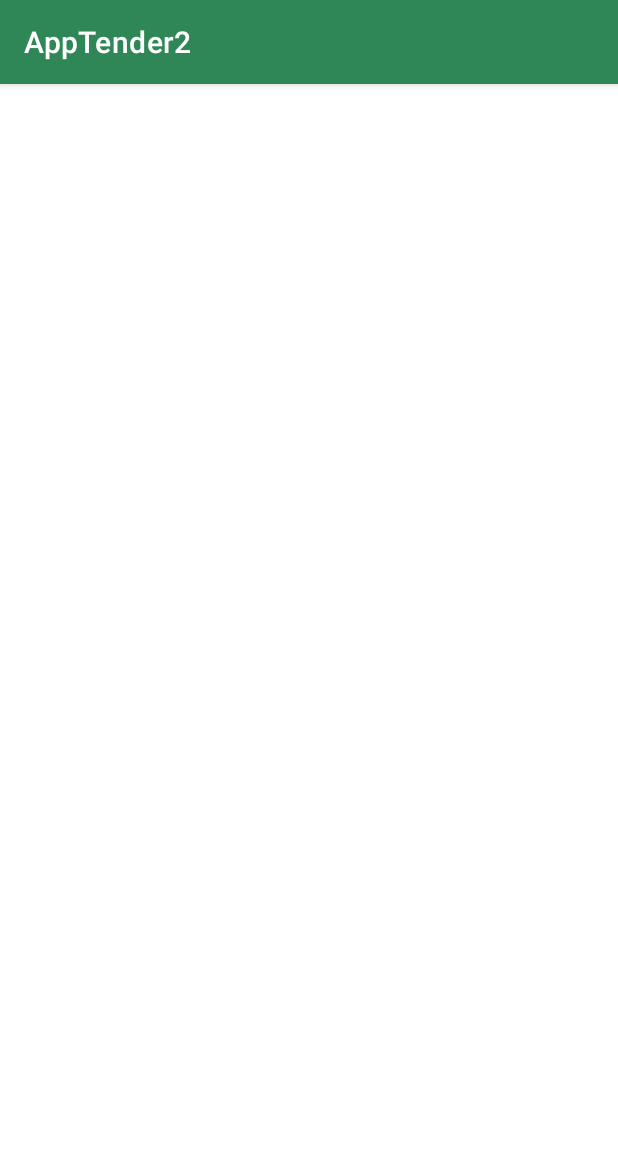
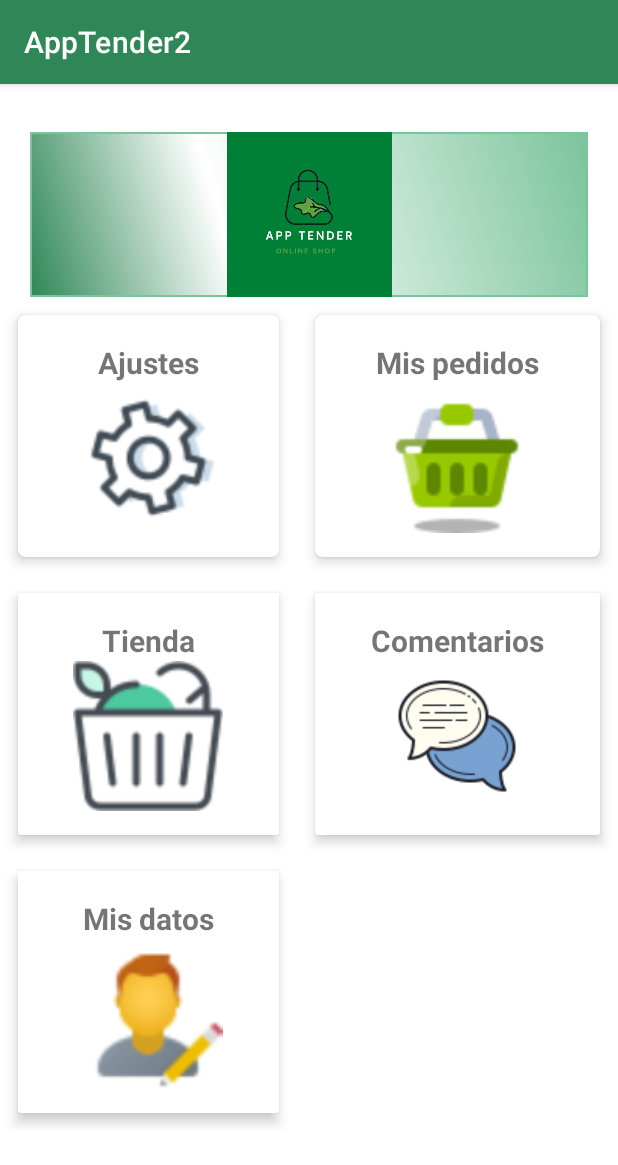
Before and after one commit to lauranh3/Apptender2-2, an Android app: the HomeActivity screen opened directly, with no data from a screen before it, on a phone screen of 412 x 824 dp. Shown: the top 1165 px of the screen. Run offline under Robolectric (Android 15) with nearby library versions, the phone set to English and light mode, and no system bars.

Commit message:
Navegación Completa

```diff
--- a/app/src/main/java/com/example/apptender2/view/ui/fragments/Home2Fragment.kt
+++ b/app/src/main/java/com/example/apptender2/view/ui/fragments/Home2Fragment.kt
@@ -10,6 +10,7 @@ import androidx.navigation.fragment.findNavController
 import com.example.apptender2.R
 
 class Home2Fragment : Fragment() {
+
     override fun onCreateView(
         inflater: LayoutInflater, container: ViewGroup?,
         savedInstanceState: Bundle?
@@ -19,10 +20,13 @@ class Home2Fragment : Fragment() {
         }
     override fun onViewCreated (view: View,savedInstanceState: Bundle?) {
         super.onViewCreated(view, savedInstanceState)
-        val cardTienda= view.findViewById<ImageView>(R.id.tienda)
-        cardTienda.setOnClickListener {
+
+        val cardLib= view.findViewById<ImageView>(R.id.cardTienda)
+        cardLib.setOnClickListener {
             findNavController().navigate(R.id.action_home2Fragment_to_homeFragment)
 
         }
+
+
     }
 }
--- a/app/src/main/res/layout/activity_home.xml
+++ b/app/src/main/res/layout/activity_home.xml
@@ -10,13 +10,13 @@
         android:id="@+id/nav_host_fragment"
         android:layout_width="0dp"
         android:layout_height="0dp"
-        android:name="androidx.navigation.fragment.NavHostFragment"
+        android:name = "androidx.navigation.fragment.NavHostFragment"
         app:layout_constraintLeft_toLeftOf="parent"
         app:layout_constraintRight_toRightOf="parent"
+        app:layout_constraintTop_toTopOf="parent"
         app:layout_constraintBottom_toBottomOf="parent"
-        app:defaultNavHost="true"
-        app:navGraph="@navigation/nav_grahn">
+        app:defaultNavHost ="true"
+        app:navGraph = "@navigation/nav_grahn">
     </fragment>
 
-
 </androidx.constraintlayout.widget.ConstraintLayout>
--- a/app/src/main/res/layout/activity_login.xml
+++ b/app/src/main/res/layout/activity_login.xml
@@ -5,6 +5,8 @@
     android:layout_width="match_parent"
     android:layout_height="match_parent"
     tools:context=".view.ui.activities.LoginActivity">
+
+
 
     <ImageView
         android:id="@+id/imageView3"
--- a/app/src/main/res/layout/fragment_home.xml
+++ b/app/src/main/res/layout/fragment_home.xml
@@ -1,5 +1,5 @@
 <?xml version="1.0" encoding="utf-8"?>
-<LinearLayout xmlns:android="http://schemas.android.com/apk/res/android"
+<FrameLayout xmlns:android="http://schemas.android.com/apk/res/android"
     xmlns:tools="http://schemas.android.com/tools"
     android:layout_width="match_parent"
     android:layout_height="match_parent"
@@ -365,4 +365,4 @@
             </GridLayout>
         </ScrollView>
     </LinearLayout>
-</LinearLayout>
+</FrameLayout>
--- a/app/src/main/res/layout/fragment_home2.xml
+++ b/app/src/main/res/layout/fragment_home2.xml
@@ -1,5 +1,5 @@
 <?xml version="1.0" encoding="utf-8"?>
-<LinearLayout xmlns:android="http://schemas.android.com/apk/res/android"
+<FrameLayout xmlns:android="http://schemas.android.com/apk/res/android"
     xmlns:tools="http://schemas.android.com/tools"
     android:layout_width="match_parent"
     android:layout_height="match_parent"
@@ -144,7 +144,7 @@
                             android:layout_width="100dp"
                             android:layout_height="100dp"
                             android:src="@drawable/tienda"
-                            android:id="@+id/tienda">
+                            android:id="@+id/cardTienda">
                         </ImageView>
                     </LinearLayout>
                 </androidx.cardview.widget.CardView>
@@ -215,4 +215,4 @@
             </GridLayout>
         </ScrollView>
     </LinearLayout>
-</LinearLayout>
+</FrameLayout>
```
